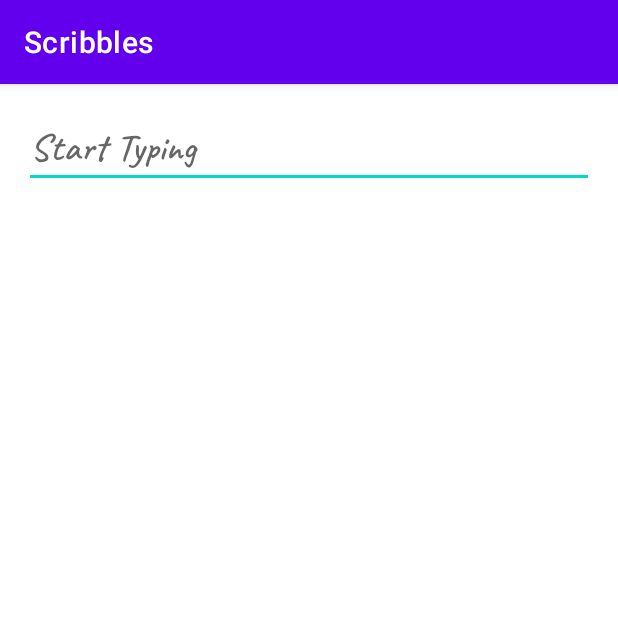
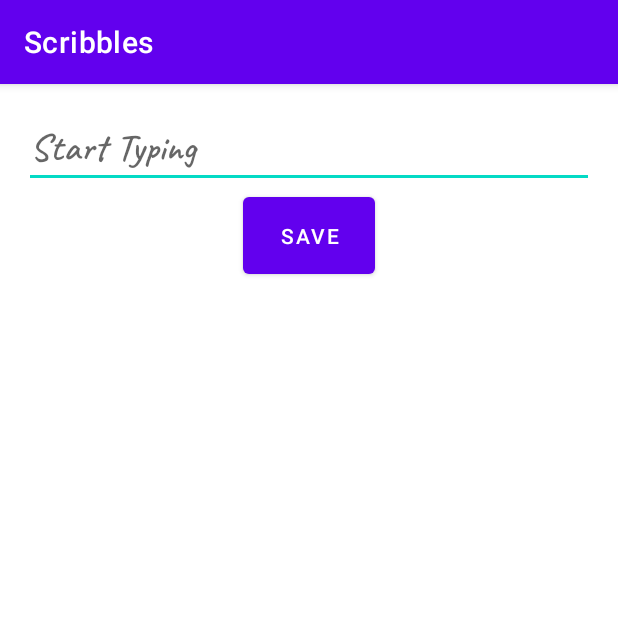
Before and after one commit to karankumar2003/Scribbles-MVVM-, an Android app: the screen it shows after launch (MainActivity), on a phone screen of 412 x 824 dp, the top half of it. Run offline under Robolectric (Android 15) with nearby library versions, the light colour scheme and no system bars; our stand-ins replace Room's generated code.

Commit message:
We can save notes and delete them now

```diff
--- a/app/src/main/java/com/example/scribbles/MainActivity.kt
+++ b/app/src/main/java/com/example/scribbles/MainActivity.kt
@@ -2,21 +2,54 @@ package com.example.scribbles
 
 import androidx.appcompat.app.AppCompatActivity
 import android.os.Bundle
+import android.view.View
+import android.widget.EditText
 import androidx.lifecycle.Observer
 import androidx.lifecycle.ViewModelProvider
+import androidx.recyclerview.widget.LinearLayoutManager
+import androidx.recyclerview.widget.RecyclerView
 
-class MainActivity : AppCompatActivity() {
+class MainActivity : AppCompatActivity(), RecyclerViewItemListener {
 
     lateinit var viewModel: NoteViewModel
+    lateinit var recyclerView: RecyclerView
+    lateinit var adapter: RecyclerViewAdapter
+    lateinit var input: EditText
 
     override fun onCreate(savedInstanceState: Bundle?) {
         super.onCreate(savedInstanceState)
         setContentView(R.layout.activity_main)
 
-        viewModel = ViewModelProvider(this,ViewModelProvider.AndroidViewModelFactory.getInstance(application)).get(NoteViewModel::class.java)
-        viewModel.allNotes.observe(this, Observer {
+        recyclerView = findViewById(R.id.recyclerView)
+        recyclerView.layoutManager = LinearLayoutManager(this)
+        adapter = RecyclerViewAdapter(this)
+        recyclerView.adapter = adapter
+        input = findViewById(R.id.inputText)
+
+
+        viewModel = ViewModelProvider(
+            this,
+            ViewModelProvider.AndroidViewModelFactory.getInstance(application)
+        ).get(NoteViewModel::class.java)
+
+        viewModel.allNotes.observe(this, Observer { list ->
+            list?.let {
+                adapter.updateList(it)
+            }
 
         })
 
     }
+
+    override fun onItemClick(note: Note) {
+        viewModel.deleteNote(note)
+    }
+
+    fun submitData(view: View) {
+        val noteText = input.text.toString()
+        if (noteText.isNotBlank()) {
+            viewModel.insertNote(Note(noteText))
+        }
+        input.setText("")
+    }
 }
--- a/app/src/main/java/com/example/scribbles/NoteViewModel.kt
+++ b/app/src/main/java/com/example/scribbles/NoteViewModel.kt
@@ -3,15 +3,25 @@ package com.example.scribbles
 import android.app.Application
 import androidx.lifecycle.AndroidViewModel
 import androidx.lifecycle.LiveData
+import androidx.lifecycle.viewModelScope
+import kotlinx.coroutines.Dispatchers
+import kotlinx.coroutines.launch
 
 class NoteViewModel(application: Application) : AndroidViewModel(application) {
 
     lateinit var allNotes: LiveData<List<Note>>
-
+lateinit var repository:NoteRepository
     init {
         val database = NoteDatabase.getDatabase(application)
         val dao = database.getNoteDao()
-        val repository = NoteRepository(dao)
+        repository = NoteRepository(dao)
         allNotes = repository.allNotes
     }
+
+    fun deleteNote(note:Note)= viewModelScope.launch(Dispatchers.IO){
+        repository.delete(note)
+    }
+    fun insertNote(note:Note) = viewModelScope.launch(Dispatchers.IO) {
+        repository.insert(note)
+    }
 }
--- a/app/src/main/java/com/example/scribbles/RecyclerViewAdapter.kt
+++ b/app/src/main/java/com/example/scribbles/RecyclerViewAdapter.kt
@@ -3,17 +3,21 @@ package com.example.scribbles
 import android.view.LayoutInflater
 import android.view.View
 import android.view.ViewGroup
+import android.widget.ImageView
+import android.widget.TextView
 import androidx.recyclerview.widget.RecyclerView
 import androidx.recyclerview.widget.RecyclerView.ViewHolder
 
-class RecyclerViewAdapter : RecyclerView.Adapter<RecyclerViewAdapter.MyViewHolder>() {
+class RecyclerViewAdapter(private val listener: RecyclerViewItemListener) : RecyclerView.Adapter<RecyclerViewAdapter.MyViewHolder>() {
 
-    val allNotes = ArrayList<Note>()
+    private val allNotes = ArrayList<Note>()
 
     override fun onCreateViewHolder(parent: ViewGroup, viewType: Int): MyViewHolder {
        val view = LayoutInflater.from(parent.context).inflate(R.layout.recyclerview_item,parent,false)
         val viewHolder = MyViewHolder(view)
-
+        viewHolder.deleteButton.setOnClickListener{
+            listener.onItemClick(allNotes[viewHolder.adapterPosition])
+        }
         return viewHolder
     }
 
@@ -22,11 +26,25 @@ class RecyclerViewAdapter : RecyclerView.Adapter<RecyclerViewAdapter.MyViewHolde
     }
 
     override fun onBindViewHolder(holder: MyViewHolder, position: Int) {
-        TODO("Not yet implemented")
+        val currentNote = allNotes[position]
+        holder.noteTextView.text = currentNote.text
+
+    }
+
+    fun updateList(newList : List<Note>){
+        allNotes.clear()
+        allNotes.addAll(newList)
+        notifyDataSetChanged()
     }
 
     class MyViewHolder(itemView: View) : ViewHolder(itemView) {
-
+        val noteTextView : TextView = itemView.findViewById(R.id.textView)
+        val deleteButton : ImageView = itemView.findViewById(R.id.trashCan)
     }
 
+
 }
+
+interface RecyclerViewItemListener {
+    fun onItemClick(note:Note)
+}
--- a/app/src/main/res/layout/activity_main.xml
+++ b/app/src/main/res/layout/activity_main.xml
@@ -19,16 +19,29 @@
         app:layout_constraintEnd_toEndOf="parent"
         android:layout_margin="16dp"
         />
+    <Button
+        android:id="@+id/saveButton"
+        android:onClick = "submitData"
+        android:layout_width="wrap_content"
+        android:layout_height="wrap_content"
+        android:text = "Save"
+        android:padding="16dp"
+        app:layout_constraintTop_toBottomOf="@+id/inputText"
+        app:layout_constraintStart_toStartOf="parent"
+        app:layout_constraintEnd_toEndOf="parent"
+        />
 
     <androidx.recyclerview.widget.RecyclerView
+        android:id="@+id/recyclerView"
         android:layout_width="match_parent"
         android:layout_height="0dp"
-        android:scrollIndicators="end"
+        android:scrollbars="vertical"
+        android:scrollbarSize="7dp"
         app:layout_constraintBottom_toBottomOf="parent"
         app:layout_constraintEnd_toEndOf="parent"
         app:layout_constraintHorizontal_bias="1.0"
         app:layout_constraintStart_toStartOf="parent"
-        app:layout_constraintTop_toBottomOf="@+id/inputText"
+        app:layout_constraintTop_toBottomOf="@+id/saveButton"
         app:layout_constraintVertical_bias="1.0"
         tools:listitem="@layout/recyclerview_item" />
 </androidx.constraintlayout.widget.ConstraintLayout>
```
